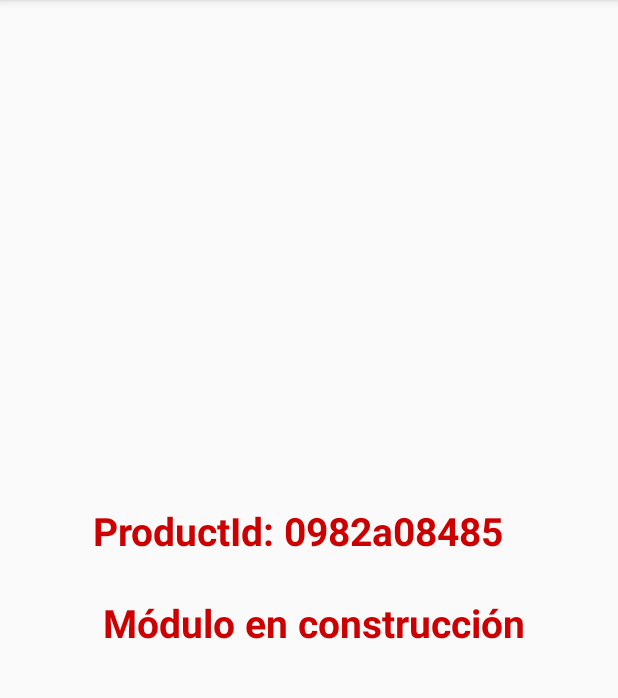
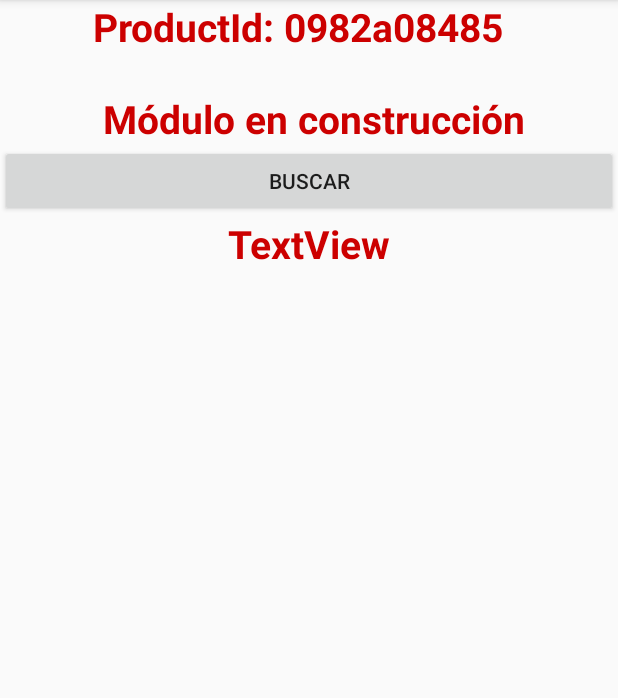
Before and after one commit to johanalamo/garbarino, an Android app: the screen it shows after launch (DetailsActivity), on a phone screen of 412 x 824 dp, the part 84-782 px from its top. Run offline under Robolectric (Android 15) with nearby library versions, the phone set to English and light mode, and no system bars.

```diff
--- /dev/null
+++ b/app/src/main/java/com/example/johan/garbarino/WeatherService.kt
@@ -0,0 +1,10 @@
+package com.example.johan.garbarino
+
+import retrofit2.Call
+import retrofit2.http.GET
+import retrofit2.http.Query
+
+interface WeatherService {
+    @GET("data/2.5/weather?")
+    fun getCurrentWeatherData(@Query("lat") lat: String, @Query("lon") lon: String, @Query("APPID") app_id: String): Call<WeatherResponse>
+}
--- a/app/src/main/res/layout/layout_details_activity.xml
+++ b/app/src/main/res/layout/layout_details_activity.xml
@@ -16,6 +16,27 @@
             app:layout_constraintTop_toTopOf="parent"
             app:layout_constraintLeft_toLeftOf="parent"
             app:layout_constraintRight_toRightOf="parent"
-            app:layout_constraintBottom_toBottomOf="parent"
+    />
+
+    <Button
+            android:id="@+id/button"
+            android:layout_width="match_parent"
+            android:layout_height="wrap_content"
+            android:text="buscar"
+            app:layout_constraintTop_toBottomOf="@id/txtMessage"
+            app:layout_constraintLeft_toLeftOf="parent"
+            app:layout_constraintRight_toRightOf="parent"
+
+    />
+
+    <TextView
+            android:text="TextView"
+            style="@style/stlProductListPrice"
+            android:layout_width="wrap_content"
+            android:layout_height="wrap_content"
+            android:id="@+id/textView"
+            app:layout_constraintTop_toBottomOf="@id/button"
+            app:layout_constraintLeft_toLeftOf="parent"
+            app:layout_constraintRight_toRightOf="parent"
     />
 </android.support.constraint.ConstraintLayout>
```
Also changed, not shown: app/build.gradle (+7 -3 lines), app/src/main/java/com/example/johan/garbarino/DetailsActivity.kt (+62 -0 lines), app/src/main/java/com/example/johan/garbarino/WeatherResponse.kt (added, +86 -0 lines), build.gradle (+7 -0 lines), 2 other files.
